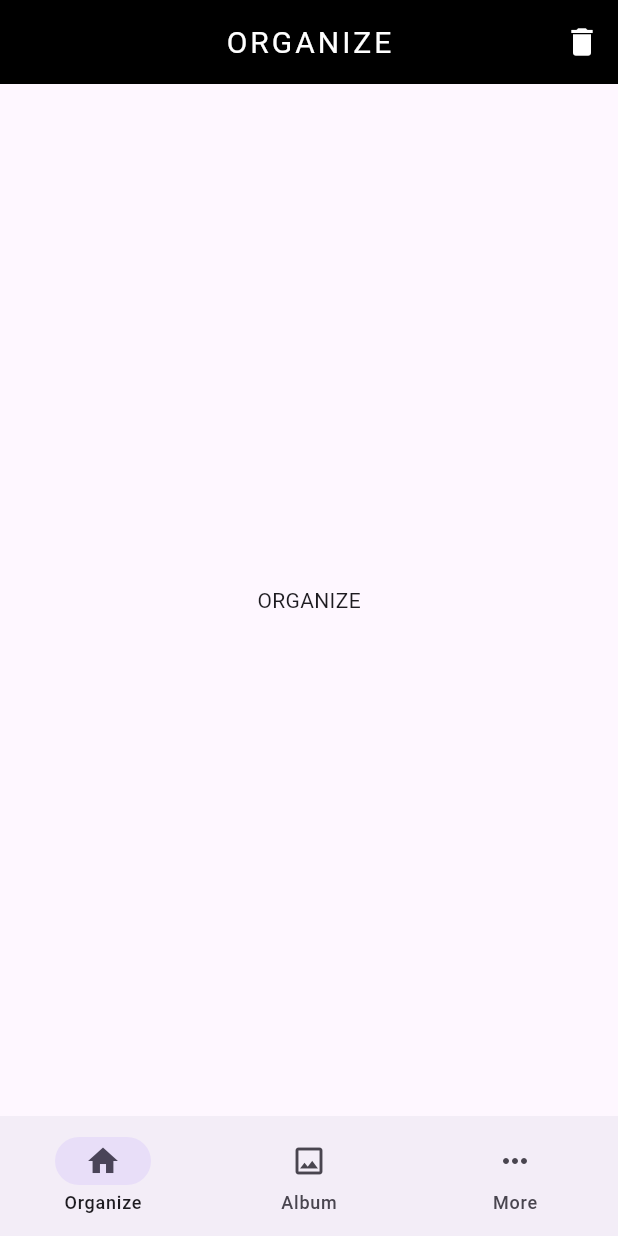
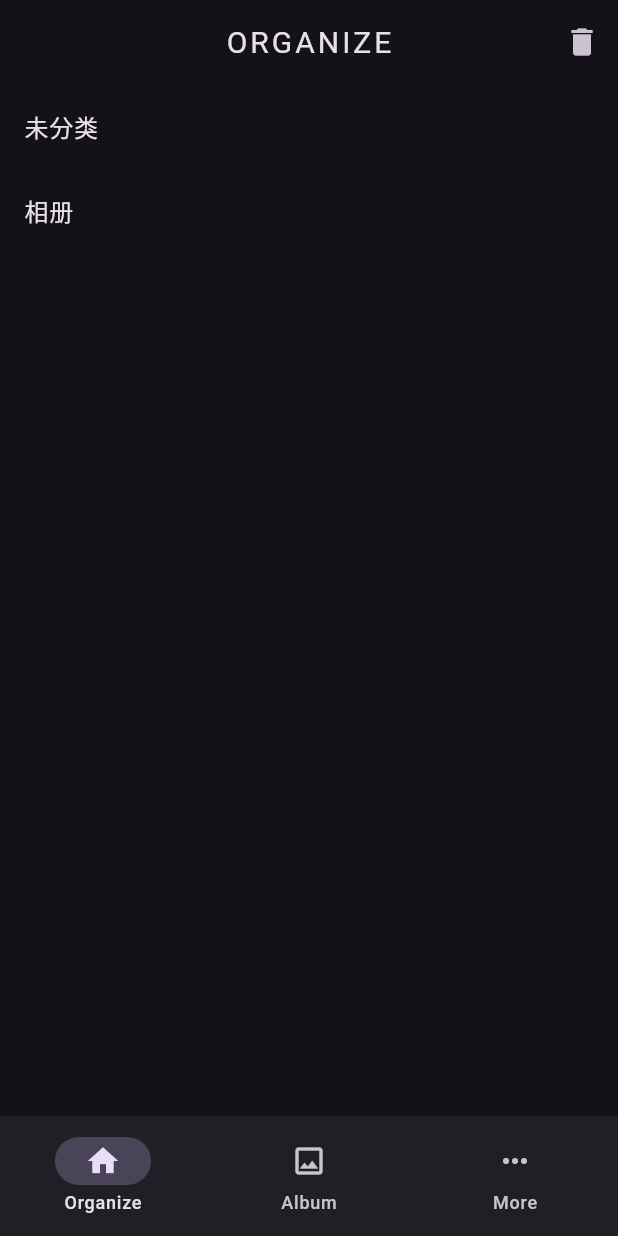
Before and after one commit to YLKX0106/slidebox_flutter, a Flutter app: the screen it shows after launch, on a phone screen of 412 x 824 dp. Run offline on Flutter 3.47's test engine with Material 3 defaults, Android fonts, the phone set to English and light mode, and no system bars; our stand-ins replace photo_view; missing offline and left inert: photo_manager, photo_manager_image_provider.

Commit message:
完成相册查看功能,album基本界面

```diff
--- a/lib/main.dart
+++ b/lib/main.dart
@@ -11,7 +11,7 @@ class MyApp extends StatelessWidget {
   @override
   Widget build(BuildContext context) {
     return MaterialApp(
-
+      theme: ThemeData.dark(),
       home: Home(),
     );
   }
--- a/lib/pages/organizePage.dart
+++ b/lib/pages/organizePage.dart
@@ -1,4 +1,7 @@
 import 'package:flutter/material.dart';
+import 'package:photo_manager/photo_manager.dart';
+
+import '../services/mediaServices.dart';
 
 class OrganizePage extends StatefulWidget {
   const OrganizePage({super.key});
@@ -8,28 +11,38 @@ class OrganizePage extends StatefulWidget {
 }
 
 class _OrganizePageState extends State<OrganizePage> {
+  List<AssetPathEntity> albumList = [];
+  @override
+  void initState() {
+    MediaServices().loadAlbums(RequestType.all).then(
+          (value) {
+        setState(() {
+          albumList = value;
+        });
+        // load recent assets
+      },
+    );
+    super.initState();
+  }
+
   @override
   Widget build(BuildContext context) {
     return Scaffold(
-      appBar: AppBar(
-        title: const Text(
-          'ORGANIZE',
-          style: TextStyle(color: Colors.white, fontSize: 20, letterSpacing: 2),
+        appBar: AppBar(
+          title: const Text(
+            'ORGANIZE',
+            style: TextStyle(fontSize: 20, letterSpacing: 2),
+          ),
+          // backgroundColor: Colors.black,
+          actions: [IconButton(onPressed: () {}, icon: const Icon(Icons.delete))],
+          centerTitle: true,
         ),
-        backgroundColor: Colors.black,
-        actions: [
-          IconButton(
-              onPressed: () {},
-              icon: const Icon(
-                Icons.delete,
-                color: Colors.white,
-              ))
-        ],
-        centerTitle: true,
-      ),
-      body: Center(
-        child: Text('ORGANIZE'),
-      ),
-    );
+        body: ListView(
+          children: [
+            ListTile(title: Text('未分类')),
+            ListTile(title: Text('相册')),
+            ...albumList.map((e) => Text('${e.name}')),
+          ],
+        ));
   }
 }
--- a/lib/services/mediaServices.dart
+++ b/lib/services/mediaServices.dart
@@ -41,7 +41,6 @@ class MediaServices {
       start: 0,
       end: await selectedAlbum.assetCountAsync,
     );
-
     return assetList;
   }
 }
--- a/pubspec.yaml
+++ b/pubspec.yaml
@@ -37,6 +37,9 @@ dependencies:
   cupertino_icons: ^1.0.6
   photo_manager: ^3.0.0
   photo_manager_image_provider: ^2.1.1
+  photo_view: ^0.14.0
+
+
 dev_dependencies:
   flutter_test:
     sdk: flutter
```
Also changed, not shown: lib/pages/albumPage.dart (+4 -8 lines), lib/pages/imagePage.dart (added, +118 -0 lines), lib/pages/photoPage.dart (+20 -11 lines), pubspec.lock, 1 other file.
